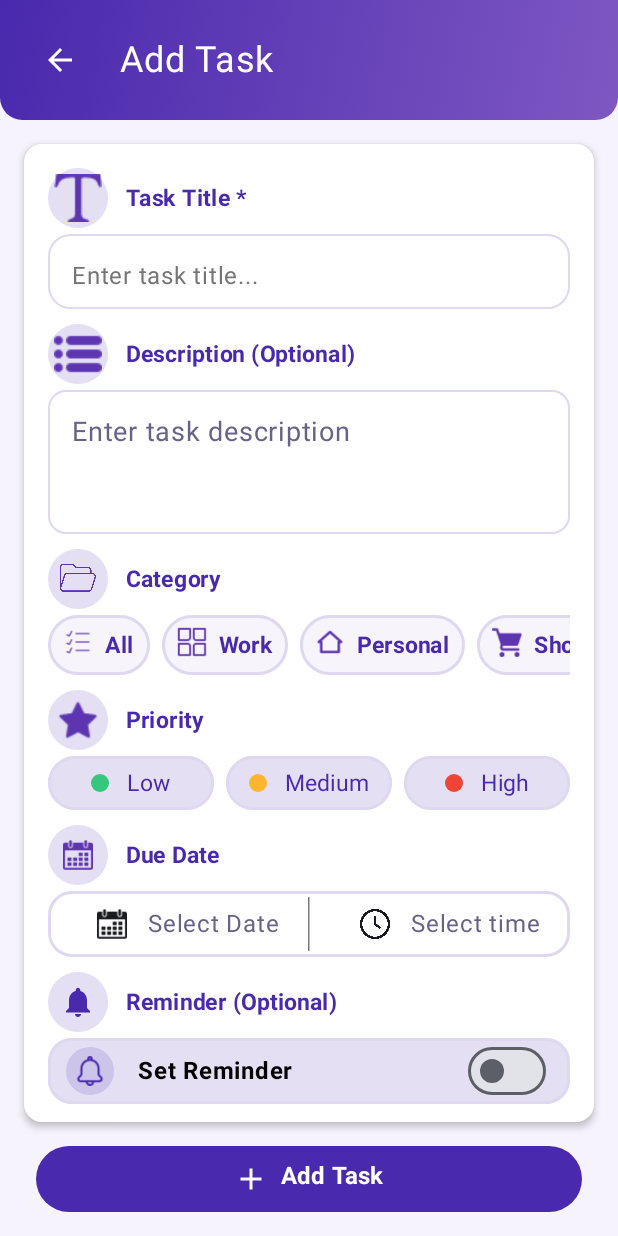
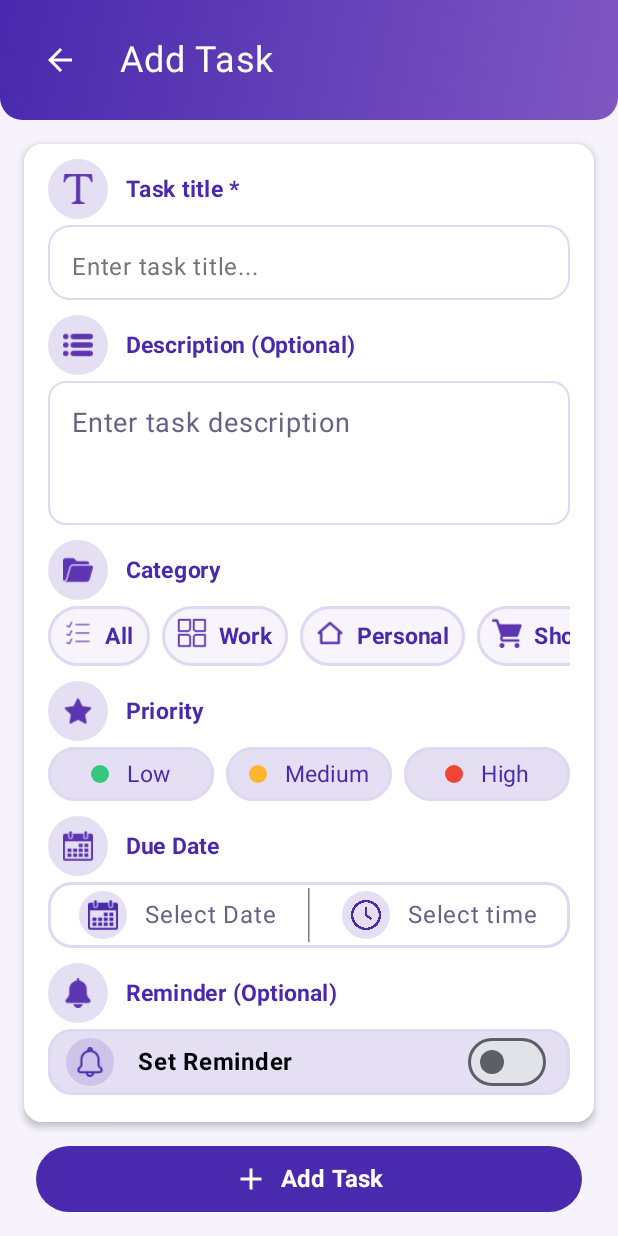
Before and after one commit to smsaif150-blip/TaskFlow, an Android app built with Jetpack Compose: the AddTaskScreen screen opened through its navigation route, on a phone screen of 412 x 824 dp. Run offline under Robolectric (Android 15) with nearby library versions, the phone set to English and light mode, and no system bars; our stand-ins replace Dagger/Hilt's generated code.

Commit message:
HeaderSection composable function added for less code

```diff
--- a/app/src/main/java/com/example/to_dolistapp/screens/AddTaskScreen.kt
+++ b/app/src/main/java/com/example/to_dolistapp/screens/AddTaskScreen.kt
@@ -141,25 +141,7 @@ fun AddTaskScreen(navController: NavController)
                 Column(modifier = Modifier.fillMaxSize()
                     .verticalScroll(rememberScrollState())) {
 
-                    Row(modifier = Modifier.padding(start = 16.dp, top = 16.dp),
-                        verticalAlignment = Alignment.CenterVertically) {
-                        Box(modifier = Modifier.size(40.dp)
-                            .background(color = Primary_Purple.copy(alpha = 0.15f),
-                                shape = CircleShape
-                            ),
-                            contentAlignment = Alignment.Center)
-                        {
-                            Image(painter = painterResource(R.drawable.t),null,
-                                colorFilter = androidx.compose.ui.graphics.ColorFilter.tint(PrimaryPurple)
-                            )
-                        }
-
-                        Text("Task Title *",
-                            color = Primary_Purple, fontSize = 15.sp,
-                            fontWeight = FontWeight.Bold,
-                            modifier = Modifier.padding(start = 12.dp))
-                    }
-
+                    HeaderSection("Task title *", R.drawable.t)
 
                     OutlinedTextField(
                         value = "",
@@ -177,24 +159,7 @@ fun AddTaskScreen(navController: NavController)
                         shape = RoundedCornerShape(15.dp)
                     )
 
-                    Row(modifier = Modifier.padding(start = 16.dp, top = 10.dp),
-                        verticalAlignment = Alignment.CenterVertically) {
-                        Box(modifier = Modifier.size(40.dp)
-                            .background(color = Primary_Purple.copy(alpha = 0.15f),
-                                shape = CircleShape
-                            ),
-                            contentAlignment = Alignment.Center)
-                        {
-                            Image(painter = painterResource(R.drawable.menu),null,
-                                colorFilter = androidx.compose.ui.graphics.ColorFilter.tint(PrimaryPurple)
-                            )
-                        }
-
-                        Text("Description (Optional)",
-                            color = Primary_Purple, fontSize = 15.sp,
-                            fontWeight = FontWeight.Bold,
-                            modifier = Modifier.padding(start = 12.dp))
-                    }
+                    HeaderSection("Description (Optional)",R.drawable.menu)
 
                     OutlinedTextField(value = "",
                         onValueChange = {},
@@ -213,26 +178,7 @@ fun AddTaskScreen(navController: NavController)
                         )
                         )
 
-                    Row(modifier = Modifier.padding(start = 16.dp, top = 10.dp),
-                        verticalAlignment = Alignment.CenterVertically) {
-                        Box(modifier = Modifier.size(40.dp)
-                            .background(color = Primary_Purple.copy(alpha = 0.15f),
-                                shape = CircleShape
-                            ),
-                            contentAlignment = Alignment.Center)
-                        {
-                            Image(painter = painterResource(R.drawable.category),null,
-                                modifier = Modifier.size(28.dp),
-                                colorFilter = androidx.compose.ui.graphics.ColorFilter.tint(PrimaryPurple,
-                                    )
-                            )
-                        }
-
-                        Text("Category",
-                            color = Primary_Purple, fontSize = 15.sp,
-                            fontWeight = FontWeight.Bold,
-                            modifier = Modifier.padding(start = 12.dp))
-                    }
+                    HeaderSection("Category",R.drawable.category)
 
                     LazyRow(verticalAlignment = Alignment.CenterVertically,
                         modifier = Modifier.padding(start = 8.dp, end = 16.dp, top =4.dp)
@@ -262,26 +208,7 @@ fun AddTaskScreen(navController: NavController)
                     }
 
 
-                    Row(modifier = Modifier.padding(start = 16.dp, top = 10.dp),
-                        verticalAlignment = Alignment.CenterVertically) {
-                        Box(modifier = Modifier.size(40.dp)
-                            .background(color = Primary_Purple.copy(alpha = 0.15f),
-                                shape = CircleShape
-                            ),
-                            contentAlignment = Alignment.Center)
-                        {
-                            Image(painter = painterResource(R.drawable.star),null,
-                                modifier = Modifier.size(28.dp),
-                                colorFilter = androidx.compose.ui.graphics.ColorFilter.tint(PrimaryPurple,
-                                )
-                            )
-                        }
-
-                        Text("Priority",
-                            color = Primary_Purple, fontSize = 15.sp,
-                            fontWeight = FontWeight.Bold,
-                            modifier = Modifier.padding(start = 12.dp))
-                    }
+                HeaderSection("Priority",R.drawable.star)
 
 
                     Row(modifier = Modifier.fillMaxWidth().height(40.dp).
@@ -345,27 +272,7 @@ fun AddTaskScreen(navController: NavController)
                         }
                     }
 
-
-                    Row(modifier = Modifier.padding(start = 16.dp, top = 10.dp),
-                        verticalAlignment = Alignment.CenterVertically) {
-                        Box(modifier = Modifier.size(40.dp)
-                            .background(color = Primary_Purple.copy(alpha = 0.15f),
-                                shape = CircleShape
-                            ),
-                            contentAlignment = Alignment.Center)
-                        {
-                            Image(painter = painterResource(R.drawable.calendar),null,
-                                modifier = Modifier.size(20.dp),
-                                colorFilter = androidx.compose.ui.graphics.ColorFilter.tint(PrimaryPurple,
-                                )
-                            )
-                        }
-
-                        Text("Due Date",
-                            color = Primary_Purple, fontSize = 15.sp,
-                            fontWeight = FontWeight.Bold,
-                            modifier = Modifier.padding(start = 12.dp))
-                    }
+                    HeaderSection("Due Date",R.drawable.calendar)
 
 
                     Box(modifier = Modifier.fillMaxWidth().height(48.dp)
@@ -376,13 +283,19 @@ fun AddTaskScreen(navController: NavController)
                         Row {
                             Row(verticalAlignment = Alignment.CenterVertically,
                                 horizontalArrangement = Arrangement.Center,
-                                modifier = Modifier.weight(1f).clickable{}) {
+                                modifier = Modifier.weight(1f).fillMaxHeight().clickable{}) {
 
-                                IconButton(onClick = {}) {
-                                    Icon(painter = painterResource(R.drawable.calendar),
-                                        null, modifier = Modifier.size(20.dp))
+                                Box(modifier = Modifier.size(32.dp)
+                                    .background(color = Primary_Purple.copy(alpha = 0.15f),
+                                        shape = CircleShape
+                                    ),
+                                    contentAlignment = Alignment.Center)
+                                {
+                                    Icon(painter = painterResource(R.drawable.calendar),null,
+                                        tint = Primary_Purple, modifier = Modifier.size(20.dp))
+                                }
 
-                                }
+                                Spacer(modifier = Modifier.padding(horizontal = 6.dp))
 
                                 Text("Select Date", fontSize = 16.sp, color = SecondaryText)
 
@@ -392,38 +305,26 @@ fun AddTaskScreen(navController: NavController)
 
                             Row(verticalAlignment = Alignment.CenterVertically,
                                 horizontalArrangement = Arrangement.Center,
-                                modifier = Modifier.weight(1f).clickable{}) {
+                                modifier = Modifier.weight(1f).fillMaxHeight().clickable{}) {
 
-                                IconButton(onClick = {}) {
-                                    Icon(painter = painterResource(R.drawable.myclock),
-                                        null, modifier = Modifier.size(20.dp))
-
+                                Box(modifier = Modifier.size(32.dp)
+                                    .background(color = Primary_Purple.copy(alpha = 0.15f),
+                                        shape = CircleShape
+                                    ),
+                                    contentAlignment = Alignment.Center)
+                                {
+                                    Icon(painter = painterResource(R.drawable.myclock),null,
+                                        tint = Primary_Purple, modifier = Modifier.size(20.dp))
                                 }
 
+                                Spacer(modifier = Modifier.padding(horizontal = 6.dp))
+
                                 Text("Select time", fontSize = 16.sp, color = SecondaryText)
-
                             }
                         }
                     }
 
-                    Row(modifier = Modifier.padding(start = 16.dp, top = 10.dp),
-                        verticalAlignment = Alignment.CenterVertically) {
-                        Box(modifier = Modifier.size(40.dp)
-                            .background(color = Primary_Purple.copy(alpha = 0.15f),
-                                shape = CircleShape
-                            ),
-                            contentAlignment = Alignment.Center)
-                        {
-                           Icon(imageVector = Icons.Default.Notifications,null,
-                               tint = Primary_Purple)
-
-                        }
-
-                        Text("Reminder (Optional)",
-                            color = Primary_Purple, fontSize = 15.sp,
-                            fontWeight = FontWeight.Bold,
-                            modifier = Modifier.padding(start = 12.dp))
-                    }
+                    HeaderSection("Reminder (Optional)", R.drawable.bell)
 
 
                     Box(modifier = Modifier.fillMaxWidth().height(48.dp)
@@ -473,7 +374,7 @@ fun AddTaskScreen(navController: NavController)
           Button(onClick = {},
               colors =ButtonDefaults.buttonColors(Primary_Purple),
               modifier = Modifier.fillMaxWidth().height(44.dp).padding(horizontal = 24.dp)) {
-              Row {
+              Row(verticalAlignment = Alignment.CenterVertically) {
                   Icon(imageVector = Icons.Default.Add,null, tint = White,
                       modifier = Modifier.padding(end = 8.dp))
                   Text("Add Task", fontSize = 16.sp, fontWeight = FontWeight.Bold)
@@ -501,6 +402,33 @@ fun AddTaskScreen(navController: NavController)
     }
 }
 
+
+
+@Composable
+fun HeaderSection(text: String,image: Int)
+{
+    Row(modifier = Modifier.padding(start = 16.dp, top = 10.dp),
+        verticalAlignment = Alignment.CenterVertically) {
+        Box(modifier = Modifier.size(40.dp)
+            .background(color = Primary_Purple.copy(alpha = 0.15f),
+                shape = CircleShape
+            ),
+            contentAlignment = Alignment.Center)
+        {
+            Image(painter = painterResource(image),null,
+                colorFilter =ColorFilter.tint(PrimaryPurple),
+                modifier = Modifier.size(20.dp)
+            )
+        }
+
+        Text(text,
+            color = Primary_Purple, fontSize = 15.sp,
+            fontWeight = FontWeight.Bold,
+            modifier = Modifier.padding(start = 12.dp))
+    }
+}
+
+
 @Preview(showBackground = true)
 @Composable
 fun showTaskScreen()
```
Also changed, not shown: app/src/main/res/drawable/bell.png (added), app/src/main/res/drawable/category.png.
